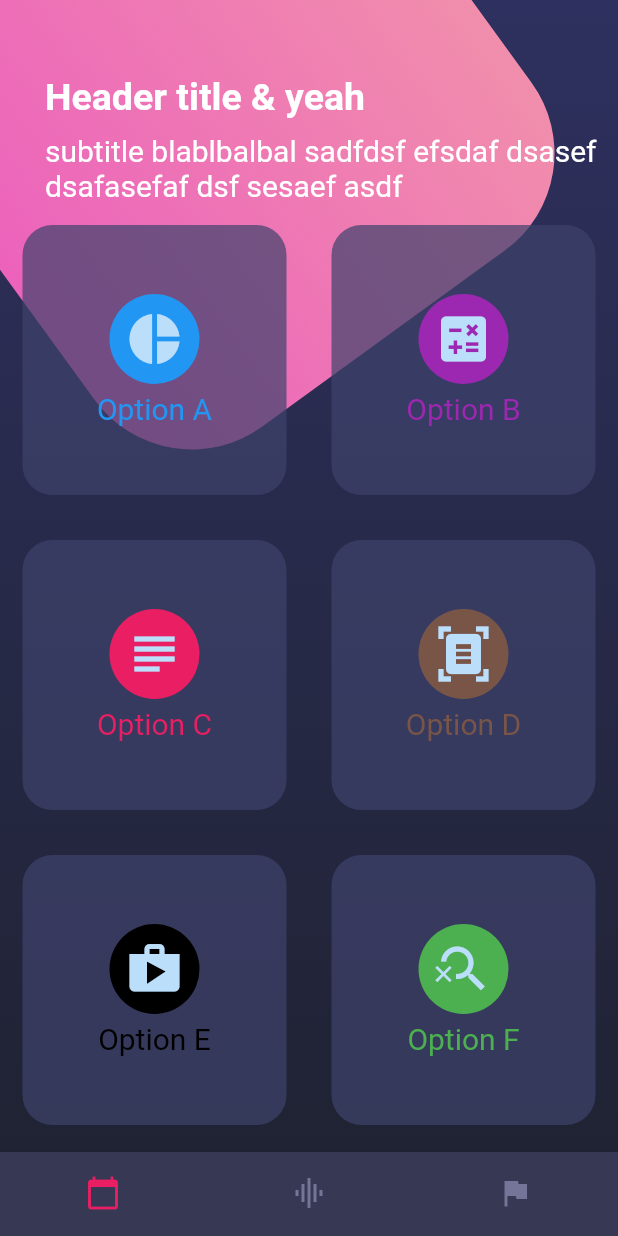
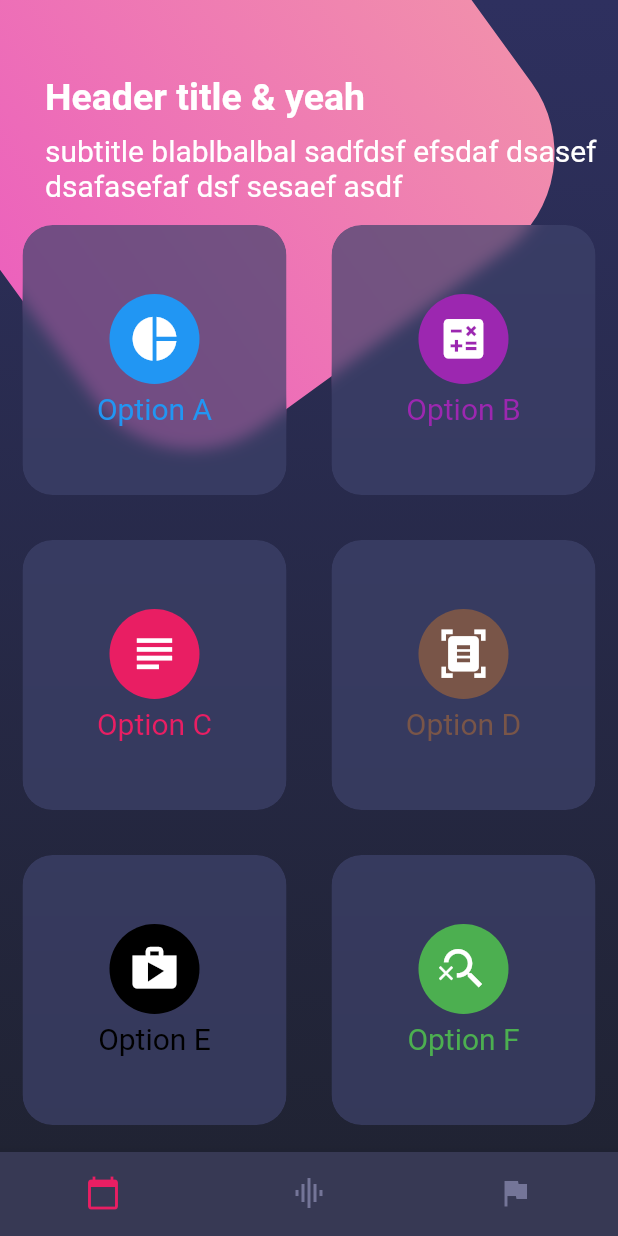
Before and after one commit to fperezco/flutter_design_practice_1, a Flutter app: the screen it shows after launch, on a phone screen of 412 x 824 dp. Run offline on Flutter 3.47's test engine with Material 2 defaults, Android fonts, the phone set to English and light mode, and no system bars.

Commit message:
add card table with different items the blur effect on them with ClipRRect

```diff
--- a/lib/main.dart
+++ b/lib/main.dart
@@ -14,6 +14,7 @@ class MyApp extends StatelessWidget {
     SystemChrome.setSystemUIOverlayStyle(SystemUiOverlayStyle.light); // put the bar in white ( hour, notification bar, etc..)
     return MaterialApp(
       debugShowCheckedModeBanner: false,
+      theme: ThemeData.dark(), // delete the strange white line generated by the blur of icons
       title: 'Designs...',
       initialRoute: 'grid_page',
       routes: {
--- a/lib/src/widgets/card_table.dart
+++ b/lib/src/widgets/card_table.dart
@@ -1,3 +1,5 @@
+import 'dart:ui';
+
 import 'package:flutter/material.dart';
 
 class CardTable extends StatelessWidget {
@@ -11,26 +13,17 @@ class CardTable extends StatelessWidget {
         TableRow(
           children: [
             _SingleCard(
-                icon: Icon(Icons.pie_chart, size: 40),
-                text: "Option A",
-                color: Colors.blue),
+                icon: Icons.pie_chart, text: "Option A", color: Colors.blue),
             _SingleCard(
-                icon: Icon(Icons.calculate, size: 40),
-                text: "Option B",
-                color: Colors.purple),
+                icon: Icons.calculate, text: "Option B", color: Colors.purple),
           ],
         ),
         TableRow(
           children: [
             _SingleCard(
-                icon: Icon(
-                  Icons.subject,
-                  size: 40,
-                ),
-                text: "Option C",
-                color: Colors.pink),
+                icon: Icons.subject, text: "Option C", color: Colors.pink),
             _SingleCard(
-                icon: Icon(Icons.document_scanner, size: 40),
+                icon: Icons.document_scanner,
                 text: "Option D",
                 color: Colors.brown),
           ],
@@ -38,13 +31,19 @@ class CardTable extends StatelessWidget {
         TableRow(
           children: [
             _SingleCard(
-                icon: Icon(Icons.shop, size: 40),
-                text: "Option E",
-                color: Colors.black),
+                icon: Icons.shop, text: "Option E", color: Colors.black),
             _SingleCard(
-                icon: Icon(Icons.search_off, size: 40),
-                text: "Option F",
-                color: Colors.green),
+                icon: Icons.search_off, text: "Option F", color: Colors.green),
+          ],
+        ),
+        TableRow(
+          children: [
+            _SingleCard(
+                icon: Icons.car_rental,
+                text: "Option G",
+                color: Colors.blueAccent),
+            _SingleCard(
+                icon: Icons.hotel, text: "Option H", color: Colors.orange),
           ],
         )
       ],
@@ -53,12 +52,12 @@ class CardTable extends StatelessWidget {
 }
 
 class _SingleCard extends StatelessWidget {
-  final Icon icon;
+  final IconData icon;
   final Color color;
   final String text;
 
   const _SingleCard(
-      {required Icon this.icon,
+      {required IconData this.icon,
       required String this.text,
       required Color this.color});
 
@@ -66,14 +65,20 @@ class _SingleCard extends StatelessWidget {
   Widget build(BuildContext context) {
     return Container(
       margin: EdgeInsets.all(15),
+      child: ClipRRect(
+        borderRadius: BorderRadius.circular(20.0),
+        child: BackdropFilter(
+          filter: ImageFilter.blur(sigmaX: 5, sigmaY: 5),
+          child: Container(
             height: 180,
             decoration: BoxDecoration(
                 color: Color.fromRGBO(62, 66, 107, 0.7),
                 borderRadius: BorderRadius.circular(20.0)),
-      child: Column(mainAxisAlignment: MainAxisAlignment.center, children: [
+            child:
+                Column(mainAxisAlignment: MainAxisAlignment.center, children: [
               CircleAvatar(
                 backgroundColor: color,
-          child: icon,
+                child: Icon(icon, size: 35, color: Colors.white),
                 radius: 30,
               ),
               SizedBox(
@@ -84,6 +89,9 @@ class _SingleCard extends StatelessWidget {
                 style: TextStyle(fontSize: 20, color: color),
               )
             ]),
+          ),
+        ),
+      ),
     );
   }
 }
```
Lines whose indentation alone changed are shown as unchanged.
